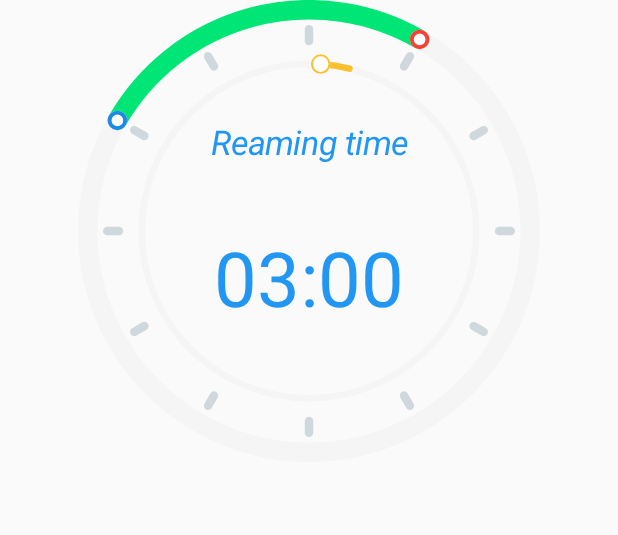
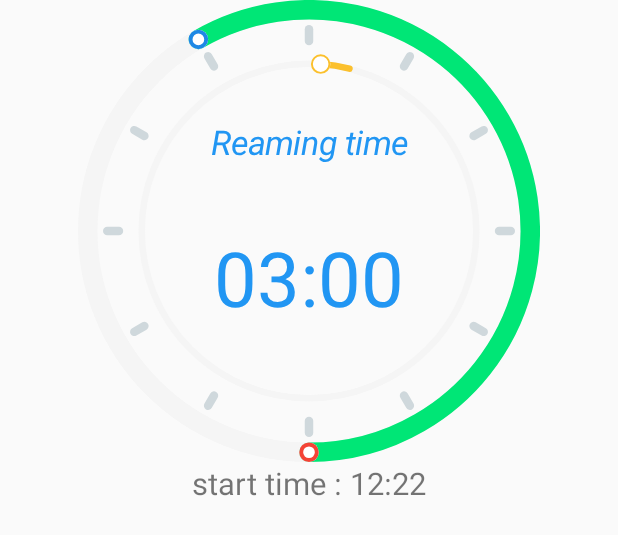
Before and after one commit to ali-moghadam/TimerView, an Android app: the layout activity_indicator.xml on its own in the app's theme, with its tools: preview values and no code run, on a phone screen of 412 x 824 dp. Shown: the top 535 px of the screen. Run offline under Robolectric (Android 15) with nearby library versions, the phone set to English and light mode, and no system bars.

Commit message:
show current time with progress

```diff
--- a/alichtimerview/src/main/java/com/alirnp/alichtimerview/AliChTimerView.java
+++ b/alichtimerview/src/main/java/com/alirnp/alichtimerview/AliChTimerView.java
@@ -10,6 +10,7 @@ import android.graphics.Rect;
 import android.graphics.RectF;
 import android.graphics.Typeface;
 import android.util.AttributeSet;
+import android.util.Log;
 import android.view.MotionEvent;
 import android.view.View;
 
@@ -20,7 +21,6 @@ import java.util.ArrayList;
 import java.util.Calendar;
 import java.util.Date;
 import java.util.List;
-import java.util.TimeZone;
 
 public class AliChTimerView extends View {
 
@@ -43,7 +43,6 @@ public class AliChTimerView extends View {
 
     private float mDegreeStartTime;
     private float mDegreeEndTime;
-    private float mDegreeLeftTime;
     private float mDegreeStartRepeatTime;
     private float mDegreeCurrentTime;
 
@@ -64,8 +63,6 @@ public class AliChTimerView extends View {
     private int mStartTimeMinute;
     private int mEndTimeHour;
     private int mEndTimeMinute;
-    private int mLeftTimeHour;
-    private int mLeftTimeMinute;
     private int mRepeatStartHour;
     private int mRepeatStartMinute;
 
@@ -224,10 +221,10 @@ public class AliChTimerView extends View {
 
                 setEndTimeHour(a.getInteger(R.styleable.AliChTimerView_atv_value_end_time_hour, 7));
                 setEndTimeMinute(a.getInteger(R.styleable.AliChTimerView_atv_value_end_time_minute, 0));
-
+/*
                 setLeftTimeHour(a.getInteger(R.styleable.AliChTimerView_atv_value_left_time_hour, 0));
                 setLeftTimeMinute(a.getInteger(R.styleable.AliChTimerView_atv_value_left_time_minute, 0));
-
+*/
                 setRepeatStartHour(a.getInteger(R.styleable.AliChTimerView_atv_value_repeat_start_hour, 0));
 
                 isIndicator = a.getBoolean(R.styleable.AliChTimerView_atv_is_indicator, true);
@@ -253,11 +250,10 @@ public class AliChTimerView extends View {
                     mStringTextStatus = DEFAULT_TEXT_STATUS;
 
 
-                Calendar cal = Calendar.getInstance(TimeZone.getTimeZone("Asia/Tehran"));
+                Calendar cal = Calendar.getInstance();
                 cal.setTime(new Date());
                 int hour = cal.get(Calendar.HOUR);
                 int minute = cal.get(Calendar.MINUTE);
-                String mStringAmPm = cal.get(Calendar.AM_PM) == Calendar.AM ? "AM" : "PM";
 
                 mDegreeCurrentTime = calculateDegreeFromHour(hour, minute);
 
@@ -462,30 +458,27 @@ public class AliChTimerView extends View {
             canvas.drawCircle(mWidthBackgroundProgress / 2, mHeightBackgroundProgress / 2, mRadiusBackgroundRepeat, mPaintBackgroundRepeat);
 
 
-        //TEXT
-        canvas.drawText(mStringTextCenter, mWidthBackgroundProgress / 2, (float) (mHeightBackgroundProgress / 2) + DEFAULT_SPACE_TEXT, mPaintTextTime);
-        canvas.drawText(mStringTextStatus, mWidthBackgroundProgress / 2, (float) (mHeightBackgroundProgress / 2) - DEFAULT_SPACE_TEXT, mPaintTextReaming);
-
-
         if (isIndicator) {
 
-            float max = (mDegreeEndTime > mDegreeStartTime) ? mDegreeEndTime - mDegreeStartTime : (360 - mDegreeStartTime) + mDegreeEndTime;
-            float sweep = (mDegreeCurrentTime > mDegreeStartTime) ? mDegreeCurrentTime - mDegreeStartTime : 360 - (mDegreeStartTime - mDegreeCurrentTime);
-
-            if (sweep > max)
-                sweep = max;
-
-            if (mDegreeStartTime == mDegreeCurrentTime)
-                sweep = 1;
+            float sweep = getSweepProgressArc();
 
             //PROGRESS TIME
-            canvas.drawArc(mRectProgress, mDegreeStartTime, sweep, false, mPaintTimeProgress);        //PROGRESS
-
+            canvas.drawArc(mRectProgress, mDegreeStartTime, sweep, false, mPaintTimeProgress);
 
             //PROGRESS REPEAT TIME
             canvas.drawArc(mRectRepeatProgress, mDegreeStartRepeatTime, 10, false, mPaintRepeatProgress);
 
+            //TEXT
+            canvas.drawText(mStringTextCenter, mWidthBackgroundProgress / 2, (float) (mHeightBackgroundProgress / 2) + DEFAULT_SPACE_TEXT, mPaintTextTime);
+            canvas.drawText(mStringTextStatus, mWidthBackgroundProgress / 2, (float) (mHeightBackgroundProgress / 2) - DEFAULT_SPACE_TEXT, mPaintTextReaming);
+
+
+        } else {
+            //TEXT
+            canvas.drawText(mStringTextCenter, mWidthBackgroundProgress / 2, (float) (mHeightBackgroundProgress / 2) + DEFAULT_SPACE_TEXT, mPaintTextTime);
+
         }
+
 
 
         //CIRCLE START TIME
@@ -524,6 +517,27 @@ public class AliChTimerView extends View {
             canvas.drawLine(x1, y1, x2, y2, mPaintClock);
         }
 
+    }
+
+    private float getSweepProgressArc() {
+
+        float max = (mDegreeEndTime > mDegreeStartTime) ? mDegreeEndTime - mDegreeStartTime : (360 - mDegreeStartTime) + mDegreeEndTime;
+        float sweep = (mDegreeCurrentTime > mDegreeStartTime) ? mDegreeCurrentTime - mDegreeStartTime : 360 - (mDegreeStartTime - mDegreeCurrentTime);
+
+        if (sweep > max)
+            sweep = max;
+
+        if (mDegreeStartTime == mDegreeCurrentTime)
+            sweep = 1;
+
+
+        Log.i(TAG, "mDegreeStartTime: " + (int) mDegreeStartTime);
+        Log.i(TAG, "mDegreeEndTime: " + (int) mDegreeEndTime);
+        Log.i(TAG, "mDegreeCurrentTime: " + (int) mDegreeCurrentTime);
+        Log.i(TAG, "max: " + (int) max);
+        Log.i(TAG, "sweep: " + (int) sweep);
+
+        return sweep;
     }
 
     private CircleArea injectCircleArea(CircleID circleID, float centerX, float centerY, float radius) {
@@ -603,39 +617,6 @@ public class AliChTimerView extends View {
 
     }
 
-    public void setLeftTimeHour(int hour) {
-
-        this.mLeftTimeHour = validateHour(hour);
-        int max = getMaxProgress(mStartTimeHour, mEndTimeHour);
-
-        if (mLeftTimeHour >= max) {
-            mLeftTimeHour = max;
-            mLeftTimeMinute = 0;
-        }
-
-        int degreeOfPerHour = 30;
-        mDegreeLeftTime = ((mLeftTimeHour * 360) / 12) + ((mLeftTimeMinute * degreeOfPerHour) / 60);
-        invalidate();
-    }
-
-    public void setLeftTimeMinute(@IntRange(from = 0, to = 59) int minute) {
-
-        minute = validateMinute(minute);
-        int max = getMaxProgress(mStartTimeHour, mEndTimeHour);
-
-        if (mLeftTimeHour >= max) {
-            minute = 0;
-        }
-
-        mLeftTimeMinute = minute;
-
-        int degreeOfPerHour = 30;
-        int degreeOfMinute = (mLeftTimeMinute * degreeOfPerHour) / 60;
-        mDegreeLeftTime = getDegreeFromHour(mLeftTimeHour) + degreeOfMinute;
-        invalidate();
-
-    }
-
     public void setRepeatStartHour(int hour) {
 
         hour = rotateHour(hour);
@@ -662,13 +643,28 @@ public class AliChTimerView extends View {
         invalidate();
     }
 
+    public void setAmPmStart(AM_PM amPm) {
+        this.mAmPmStart = amPm;
+    }
+
+    public void setAmPmEnd(AM_PM amPm) {
+        this.mAmPmEnd = amPm;
+    }
+
+    public String getStartTime() {
+
+        return addZeroBeforeTime(rotateHourRevert(mStartTimeHour)) + ":" + addZeroBeforeTime(mStartTimeMinute);
+    }
+
+    public String getEndTime() {
+        return addZeroBeforeTime(rotateHourRevert(mEndTimeHour)) + ":" + addZeroBeforeTime(mEndTimeMinute);
+    }
+
     private float calculateDegreeFromHour(int hour, int minute) {
-        hour = hour - 3;
+        hour = rotateHour(hour);
         int degreeOfPerHour = 30;
         int degreeOfHour = ((hour * 360) / 12);
         int degreeOfMinute = ((minute * degreeOfPerHour) / 60);
-        degreeOfMinute = 0;
-        //todo add minute :D
         return degreeOfHour + degreeOfMinute;
     }
 
@@ -678,6 +674,15 @@ public class AliChTimerView extends View {
             hour = hour + 9;
         else
             hour = hour - 3;
+
+        return hour;
+    }
+
+    private int rotateHourRevert(int hour) {
+        if (hour <= 3)
+            hour = hour + 3;
+        else
+            hour = (hour + 3) - 12;
 
         return hour;
     }
@@ -849,6 +854,7 @@ public class AliChTimerView extends View {
 
     }
 
+
     private int getHourFromAngel(double angel) {
         int hour = (int) (angel + 90) / 30;
         if (hour == 0) {
@@ -888,6 +894,15 @@ public class AliChTimerView extends View {
     public void setmAmPmStart(AM_PM mAmPmStart) {
         this.mAmPmStart = mAmPmStart;
     }
+
+
+    private String addZeroBeforeTime(int time) {
+        if (time <= 9)
+            return "0" + time;
+        else
+            return String.valueOf(time);
+    }
+
 
     @Override
     public boolean performClick() {
--- a/alichtimerview/src/main/res/values/attrs.xml
+++ b/alichtimerview/src/main/res/values/attrs.xml
@@ -17,8 +17,6 @@
         <attr name="atv_value_start_time_minute" format="integer" />
         <attr name="atv_value_end_time_hour" format="integer" />
         <attr name="atv_value_end_time_minute" format="integer" />
-        <attr name="atv_value_left_time_hour" format="integer" />
-        <attr name="atv_value_left_time_minute" format="integer" />
         <attr name="atv_value_repeat_start_hour" format="integer" />
         <attr name="atv_value_repeat_end_hour" format="integer" />
         <attr name="atv_is_indicator" format="boolean" />
--- a/app/src/main/res/layout/activity_indicator.xml
+++ b/app/src/main/res/layout/activity_indicator.xml
@@ -7,7 +7,7 @@
     tools:context=".IndicatorActivity">
 
     <com.alirnp.alichtimerview.AliChTimerView
-        android:id="@+id/aliTimerViewIndicator"
+        android:id="@+id/indicator_aliTimerView"
         android:layout_width="match_parent"
         android:layout_height="wrap_content"
         android:layout_marginStart="@dimen/_40sdp"
@@ -22,11 +22,21 @@
         app:atv_stroke_width_circles="@dimen/_2sdp"
         app:atv_text_center="03:00"
         app:atv_text_status="Reaming time"
-        app:atv_value_end_time_hour="1"
+        app:atv_value_end_time_hour="6"
         app:atv_value_repeat_start_hour="12"
-        app:atv_value_start_time_hour="10"
+        app:atv_value_start_time_hour="11"
         app:layout_constraintEnd_toEndOf="parent"
         app:layout_constraintStart_toStartOf="parent"
         app:layout_constraintTop_toTopOf="parent" />
 
+    <TextView
+        android:id="@+id/indicator_textView_startTime"
+        android:layout_width="wrap_content"
+        android:layout_height="wrap_content"
+        android:textSize="@dimen/_16sdp"
+        app:layout_constraintEnd_toEndOf="parent"
+        app:layout_constraintStart_toStartOf="parent"
+        app:layout_constraintTop_toBottomOf="@id/indicator_aliTimerView"
+        tools:text="start time : 12:22" />
+
 </androidx.constraintlayout.widget.ConstraintLayout>
```
Also changed, not shown: app/src/main/java/com/example/alichchartview/IndicatorActivity.java (+17 -0 lines).
